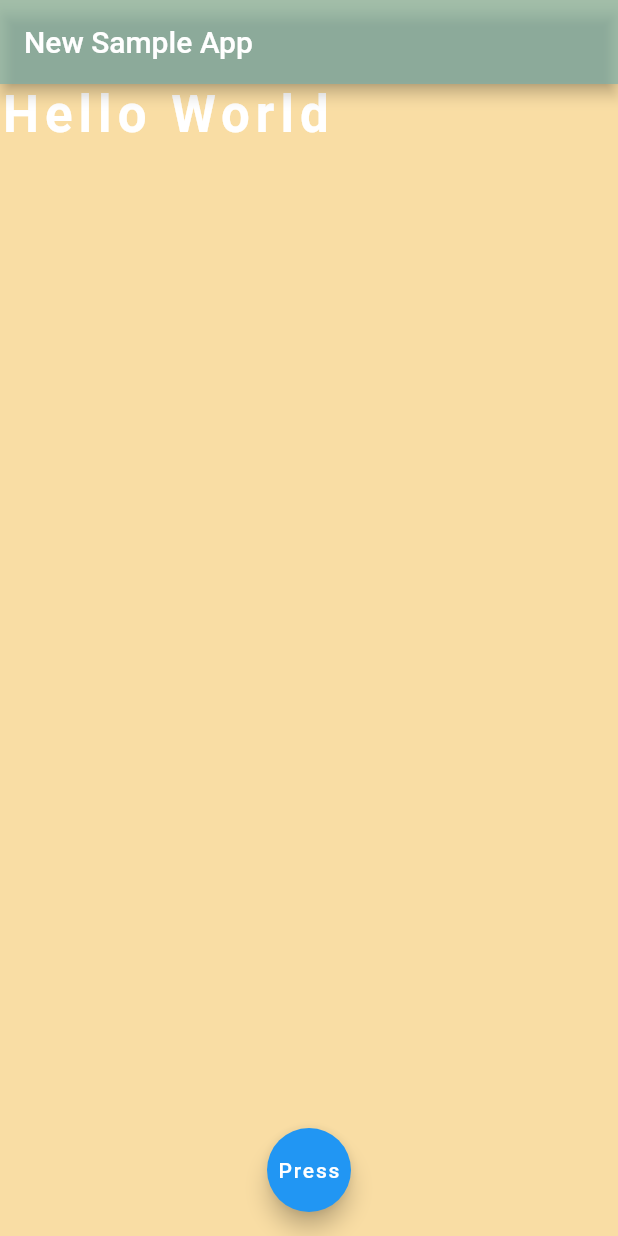
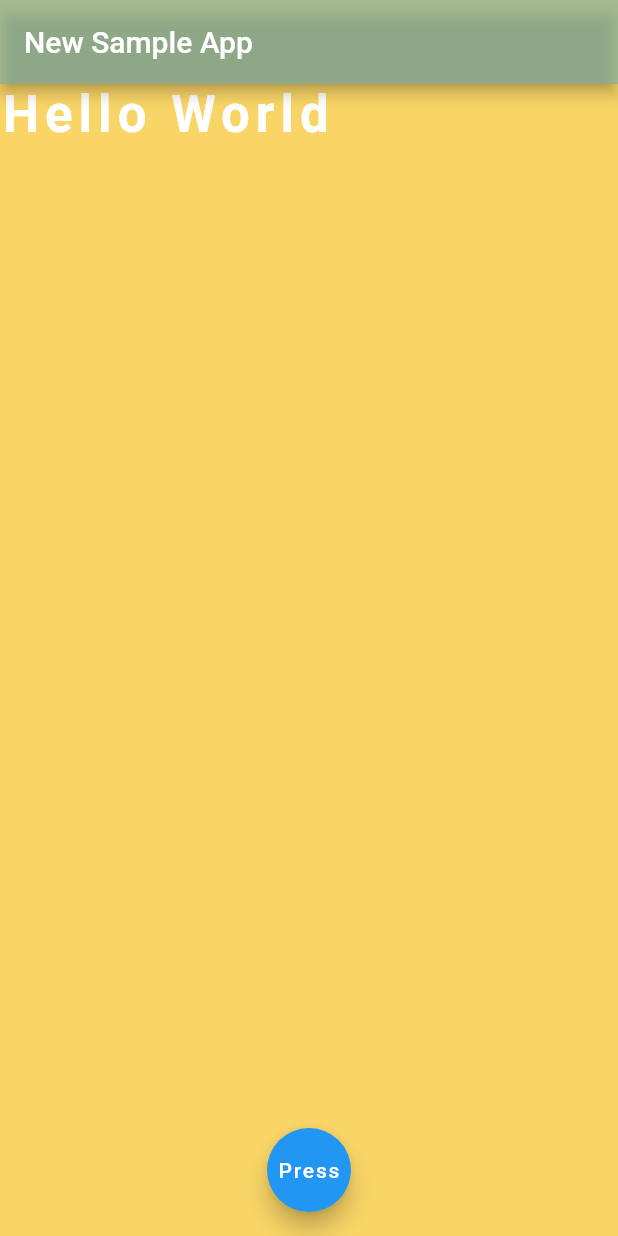
Before and after one commit to Flirty-Boyz/app0, a Flutter app: the screen it shows after launch, on a phone screen of 412 x 824 dp. Run offline on Flutter 3.47's test engine with Material 2 defaults, Android fonts, the phone set to English and light mode, and no system bars.

Commit message:
udated 0.0.2.1

```diff
--- a/rishabharya1422/firstapp/lib/screens/homeScreen.dart
+++ b/rishabharya1422/firstapp/lib/screens/homeScreen.dart
@@ -6,8 +6,8 @@ class homeScreen extends StatelessWidget{
   @override
   Widget build(BuildContext context){
 
-      final barColor = const Color(0x9F74B0AF);
-      final bgColor = const Color(0xFFF9DDA4);
+      final barColor = const Color(0x9974B0AF);
+      final bgColor = const Color(0xFFF9D567);
 
       return MaterialApp(
           title: "My First APP",
```
Also changed, not shown: rishabharya1422/firstapp/lib/main.dart (line endings or trailing spaces).
